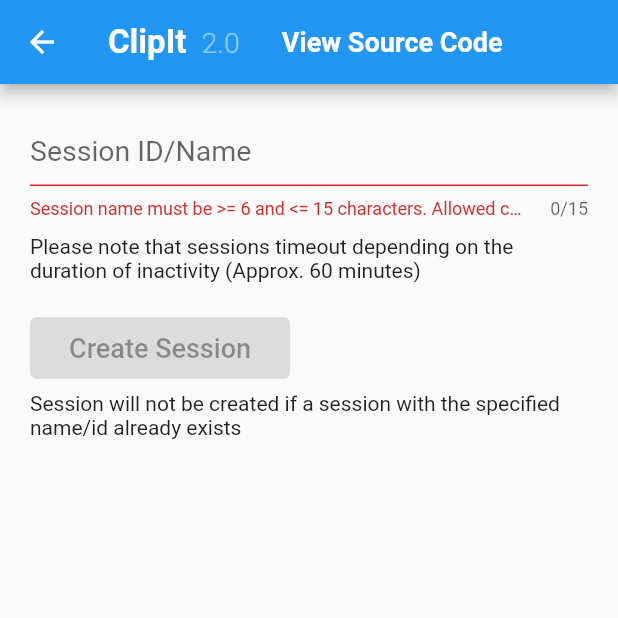
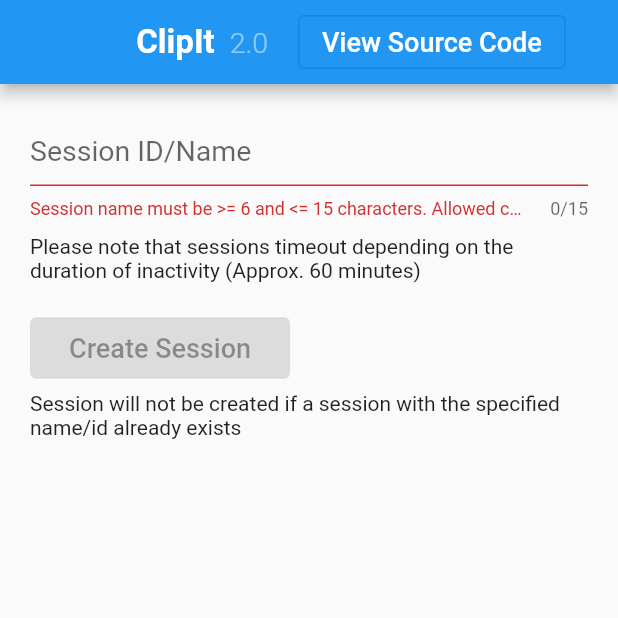
Before and after one commit to SBTopZZZ-LG/ClipIt-FlutterWeb, a Flutter app: the HomePage screen opened by its route, after a tap on "View Source Code", on a phone screen of 412 x 824 dp, the top half of it. Run offline on Flutter 3.47's test engine with Material 2 defaults, Android fonts, the phone set to English and light mode, and no system bars; our stand-ins replace fluro.

Commit message:
Code cleanup + Removed back button functionality

```diff
--- a/lib/Pages/home.dart
+++ b/lib/Pages/home.dart
@@ -3,13 +3,9 @@ import 'package:fluro/fluro.dart';
 import 'package:flutter/material.dart';
 
 import '../Prefabs/appBar.dart';
-import '../Framework/currentSession.dart';
-import '../Framework/httpReq.dart';
 import '../Pages/session.dart';
 
 class HomePage extends StatefulWidget {
-  static const String route = "/";
-
   @override
   _HomePageState createState() => _HomePageState();
 }
@@ -57,7 +53,8 @@ class _HomePageState extends State<HomePage> {
                 height: 20,
               ),
               ElevatedButton(
-                onPressed: SessionPage.validate(_sessionName) ? _createSession : null,
+                onPressed:
+                    SessionPage.validate(_sessionName) ? _createSession : null,
                 child: Padding(
                   padding: const EdgeInsets.all(10),
                   child: Text(
--- a/lib/Prefabs/appBar.dart
+++ b/lib/Prefabs/appBar.dart
@@ -3,7 +3,9 @@ import 'package:url_launcher/url_launcher.dart';
 
 PreferredSizeWidget getDefaultAppBar() {
   return AppBar(
+    centerTitle: true,
     title: Row(
+      mainAxisAlignment: MainAxisAlignment.center,
       children: [
         Text(
           "ClipIt",
@@ -22,7 +24,7 @@ PreferredSizeWidget getDefaultAppBar() {
         SizedBox(
           width: 20,
         ),
-        TextButton(
+        OutlinedButton(
             onPressed: () {
               _launchUrl();
             },
@@ -30,20 +32,16 @@ PreferredSizeWidget getDefaultAppBar() {
               "View Source Code",
               style: TextStyle(
                   fontSize: 18,
-                  fontWeight: FontWeight.bold,
+                  //fontWeight: FontWeight.bold,
                   color: Colors.white),
             ))
       ],
     ),
-    leading: null,
+    leading: Container(),
   );
 }
 
 void _launchUrl() async {
   const url = "https://github.com/SBTopZZZ-LG/ClipIt-FlutterWeb";
-  if (await canLaunch(url))
-    await launch(url);
-  else
-    // can't launch url, there is some error
-    throw "Could not launch $url";
+  if (await canLaunch(url)) await launch(url);
 }
--- a/lib/main.dart
+++ b/lib/main.dart
@@ -1,17 +1,11 @@
 import 'package:flutter/material.dart';
-import 'package:fluro/fluro.dart';
 
-import './Pages/home.dart';
-import './Pages/session.dart';
 import './fluroRouter.dart';
-
-//
 
 void main() {
   FluroRouterClass.setupRouter();
 
   runApp(MaterialApp(
-    initialRoute: HomePage.route,
     onGenerateRoute: FluroRouterClass.router.generator,
   ));
 }
```
Also changed, not shown: lib/Pages/session.dart (+27 -58 lines).
